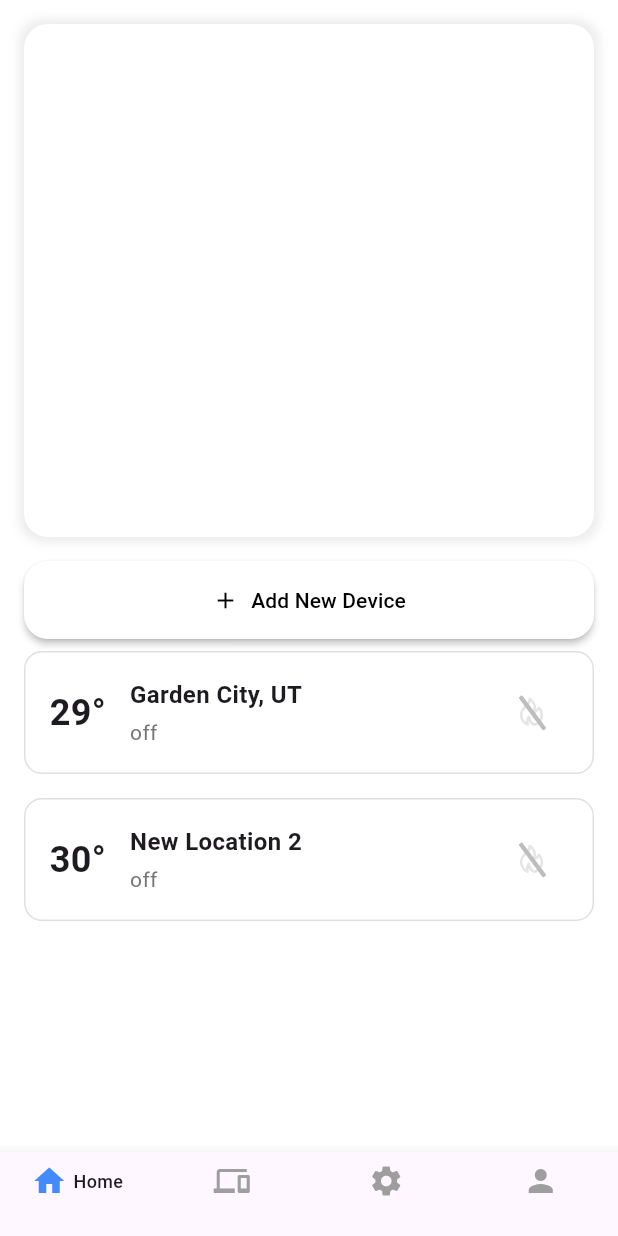
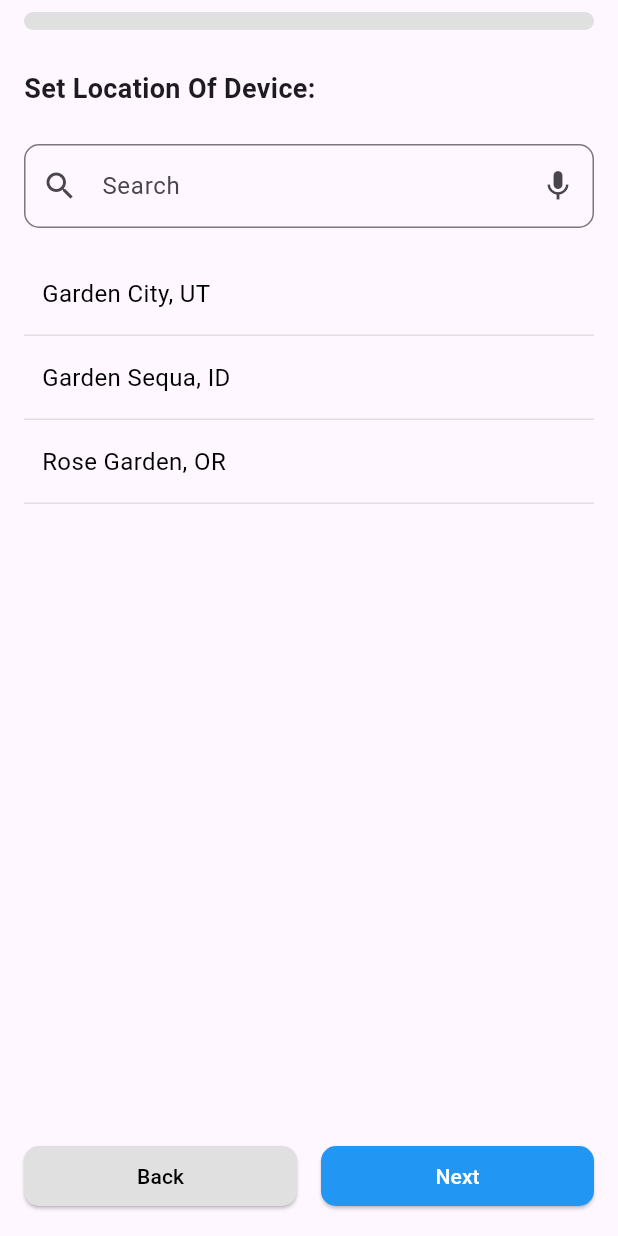
Before and after one commit to kydoaod/prototype-frostblock, a Flutter app: the screen it shows after launch, after a tap on "Add New Device", on a phone screen of 412 x 824 dp. Run offline on Flutter 3.47's test engine with Material 3 defaults, Android fonts, the phone set to English and light mode, and no system bars; our stand-ins replace awesome_notifications, flutter_blue_plus, flutter_dotenv, flutter_svg; network calls fail.

Commit message:
Implement add device page

```diff
--- /dev/null
+++ b/frostblok/lib/pages/add_device.dart
@@ -0,0 +1,136 @@
+import 'package:flutter/material.dart';
+import 'package:frostblok/widgets/location_selector_widget.dart';
+
+class AddDevicePage extends StatefulWidget {
+  @override
+  _AddDevicePageState createState() => _AddDevicePageState();
+}
+
+class _AddDevicePageState extends State<AddDevicePage> {
+  final PageController _pageController = PageController();
+  double progress = 0.0; // Track progress for the loading bar
+  String selectedLocation = '';  // Store selected location
+
+  // Method for navigating to the next page
+  void goToNextPage() {
+    if (_pageController.page == 0) {
+      // Location selected, proceed to QR page
+      setState(() {
+        progress = 1.0; // Move progress bar
+      });
+      _pageController.nextPage(duration: const Duration(milliseconds: 300), curve: Curves.ease);
+    } else if (_pageController.page == 1) {
+      // QR page complete, finish the process and navigate to the home page
+      Navigator.pop(context, {'location': selectedLocation});
+    }
+  }
+
+  // Method for navigating to the previous page
+  void goToPreviousPage() {
+    if (_pageController.page == 1) {
+      setState(() {
+        progress = 0.0;
+      });
+      _pageController.previousPage(duration: const Duration(milliseconds: 300), curve: Curves.ease);
+    }
+  }
+
+  @override
+  Widget build(BuildContext context) {
+    return Scaffold(
+      body: SafeArea(
+        child: Column(
+          children: [
+            // Loading Bar
+            Padding(
+              padding: const EdgeInsets.symmetric(horizontal: 16.0, vertical: 8.0),
+              child: ClipRRect(
+                borderRadius: BorderRadius.circular(20),
+                child: Container(
+                  height: 12,
+                  color: Colors.grey[300],
+                  child: Align(
+                    alignment: Alignment.centerLeft,
+                    child: AnimatedContainer(
+                      duration: const Duration(milliseconds: 300),
+                      width: MediaQuery.of(context).size.width * progress,
+                      color: Colors.blue,
+                    ),
+                  ),
+                ),
+              ),
+            ),
+            const SizedBox(height: 10),
+
+            // PageView to switch between pages
+            Expanded(
+              child: PageView(
+                controller: _pageController,
+                physics: const NeverScrollableScrollPhysics(), // Prevent manual scrolling
+                children: [
+                  // Page 1: Location Selection
+                  LocationSelector(
+                    onLocationSelected: (location) {
+                      setState(() {
+                        selectedLocation = location;
+                      });
+                    },
+                  ),
+
+                  // Page 2: Placeholder for QR Scanner
+                  const Center(
+                    child: Text(
+                      'QR Code Scanner Placeholder',
+                      style: TextStyle(fontSize: 18),
+                    ),
+                  ),
+                ],
+              ),
+            ),
+
+            // Back and Next Buttons
+            Padding(
+              padding: const EdgeInsets.symmetric(horizontal: 16.0, vertical: 8.0),
+              child: Row(
+                children: [
+                  Expanded(
+                    child: ElevatedButton(
+                      style: ElevatedButton.styleFrom(
+                        backgroundColor: Colors.grey[300],
+                        shape: RoundedRectangleBorder(
+                          borderRadius: BorderRadius.circular(10),
+                        ),
+                      ),
+                      onPressed: goToPreviousPage,
+                      child: const Text(
+                        'Back',
+                        style: TextStyle(color: Colors.black),
+                      ),
+                    ),
+                  ),
+                  const SizedBox(width: 16),
+                  Expanded(
+                    child: ElevatedButton(
+                      style: ElevatedButton.styleFrom(
+                        backgroundColor: Colors.blue,
+                        shape: RoundedRectangleBorder(
+                          borderRadius: BorderRadius.circular(10),
+                        ),
+                      ),
+                      onPressed: goToNextPage,
+                      child: const Text(
+                        'Next',
+                        style: TextStyle(color: Colors.white),
+                      ),
+                    ),
+                  ),
+                ],
+              ),
+            ),
+            const SizedBox(height: 8),
+          ],
+        ),
+      ),
+    );
+  }
+}
--- a/frostblok/lib/pages/home.dart
+++ b/frostblok/lib/pages/home.dart
@@ -1,4 +1,5 @@
 import 'package:flutter/material.dart';
+import 'package:frostblok/pages/add_device.dart';
 import 'package:frostblok/utils/converters.dart';
 import 'package:frostblok/widgets/weather_widgets.dart';
 import 'package:frostblok/widgets/device_card_widget.dart';  // Import DeviceCard
@@ -41,14 +42,31 @@ class _HomePageState extends State<HomePage> with AutomaticKeepAliveClientMixin
     );
   }
 
-  void _addNewDevice() {
-    setState(() {
-      devices.add({
-        'temperature': 30,
-        'location': 'New Location ${devices.length + 1}',
-        'status': 'off',
+  void _addNewDevice() async {
+    // setState(() {
+    //   devices.add({
+    //     'temperature': 30,
+    //     'location': 'New Location ${devices.length + 1}',
+    //     'status': 'off',
+    //   });
+    // });
+
+
+    final newDevice = await Navigator.push(
+      context,
+      MaterialPageRoute(builder: (context) => AddDevicePage()),
+    );
+
+    // Check if newDevice contains location data and add a new device
+    if (newDevice != null && newDevice['location'] != null) {
+      setState(() {
+        devices.add({
+          'temperature': 30, // Default temperature, you can modify later
+          'location': newDevice['location'],
+          'status': 'off',
+        });
       });
-    });
+    }
   }
 
 
--- a/frostblok/lib/widgets/device_card_widget.dart
+++ b/frostblok/lib/widgets/device_card_widget.dart
@@ -63,7 +63,7 @@ class DeviceCard extends StatelessWidget {
             ),
             IconButton(
               icon: status == 'on'
-                  ? SvgIcons.actionDefrostOn(size: 24, color: Colors.blueAccent)
+                  ? SvgIcons.actionDefrostOn(size: 24, color: Colors.orange)
                   : SvgIcons.actionDefrostOff(size: 24, color: Colors.grey.shade400),
               onPressed: onToggle,
             ),
--- /dev/null
+++ b/frostblok/lib/widgets/location_selector_widget.dart
@@ -0,0 +1,120 @@
+import 'package:flutter/material.dart';
+
+class LocationSelector extends StatefulWidget {
+  final ValueChanged<String> onLocationSelected;
+
+  const LocationSelector({Key? key, required this.onLocationSelected}) : super(key: key);
+
+  @override
+  _LocationSelectorState createState() => _LocationSelectorState();
+}
+
+class _LocationSelectorState extends State<LocationSelector> {
+  final TextEditingController searchController = TextEditingController();
+  final List<String> locations = [
+    'Garden City, UT',
+    'Garden Sequa, ID',
+    'Rose Garden, OR'
+  ];
+  String? selectedLocation;
+
+  @override
+  Widget build(BuildContext context) {
+    return Column(
+      crossAxisAlignment: CrossAxisAlignment.stretch,
+      children: [
+        // Title
+        const Padding(
+          padding: EdgeInsets.symmetric(horizontal: 16.0, vertical: 8.0),
+          child: Text(
+            'Set Location Of Device:',
+            style: TextStyle(fontSize: 18, fontWeight: FontWeight.bold),
+          ),
+        ),
+        // Search Bar
+        Padding(
+          padding: const EdgeInsets.all(16.0),
+          child: TextField(
+            controller: searchController,
+            decoration: InputDecoration(
+              hintText: 'Search',
+              prefixIcon: const Icon(Icons.search),
+              suffixIcon: const Icon(Icons.mic),
+              border: OutlineInputBorder(
+                borderRadius: BorderRadius.circular(10),
+                borderSide: const BorderSide(color: Colors.grey),
+              ),
+            ),
+          ),
+        ),
+        // List of Locations
+        Expanded(
+          child: ListView.builder(
+            padding: const EdgeInsets.symmetric(horizontal: 16.0),  // Padding on sides
+            itemCount: locations.length,
+            itemBuilder: (context, index) {
+              final location = locations[index];
+              final isSelected = location == selectedLocation;
+              return GestureDetector(
+                onTap: () {
+                  setState(() {
+                    if (isSelected) {
+                      selectedLocation = null;  // Deselect if already selected
+                    } else {
+                      selectedLocation = location;
+                    }
+                  });
+                  widget.onLocationSelected(selectedLocation ?? ""); // Send back data
+                },
+                child: Container(
+                  padding: const EdgeInsets.symmetric(horizontal: 12, vertical: 16),
+                  decoration: BoxDecoration(
+                    border: Border(
+                      bottom: BorderSide(color: Colors.grey[300]!, width: 1), // Bottom border
+                    ),
+                    color: isSelected ? Colors.white : Colors.transparent, // White only when selected
+                  ),
+                  child: Row(
+                    mainAxisAlignment: MainAxisAlignment.spaceBetween,
+                    children: [
+                      // Location Name
+                      Text(
+                        location,
+                        style: TextStyle(
+                          fontSize: 16,
+                          color: isSelected ? Colors.blue : Colors.black, // Location text color
+                        ),
+                      ),
+                      // "Selected" text and Checkmark, only appear when selected
+                      if (isSelected)
+                        Row(
+                          children: [
+                            // "Selected" text
+                            const Text(
+                              'Selected',
+                              style: TextStyle(
+                                fontSize: 14,
+                                fontWeight: FontWeight.bold,
+                                color: Colors.blue, // Blue color for selected text
+                              ),
+                            ),
+                            const SizedBox(width: 4), // Space between "Selected" and checkmark
+                            // Checkmark icon
+                            const Icon(
+                              Icons.check_circle,
+                              color: Colors.blue,
+                              size: 20,
+                            ),
+                          ],
+                        ),
+                    ],
+                  ),
+                ),
+              );
+            },
+          ),
+        ),
+      ],
+    );
+  }
+}
```
